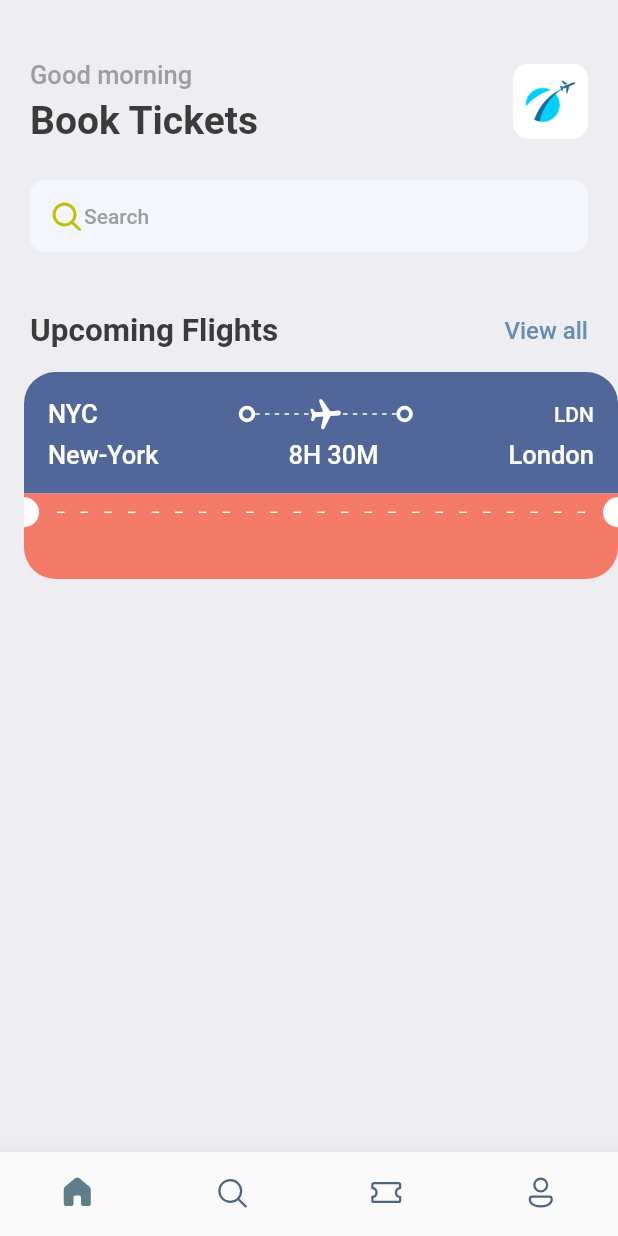
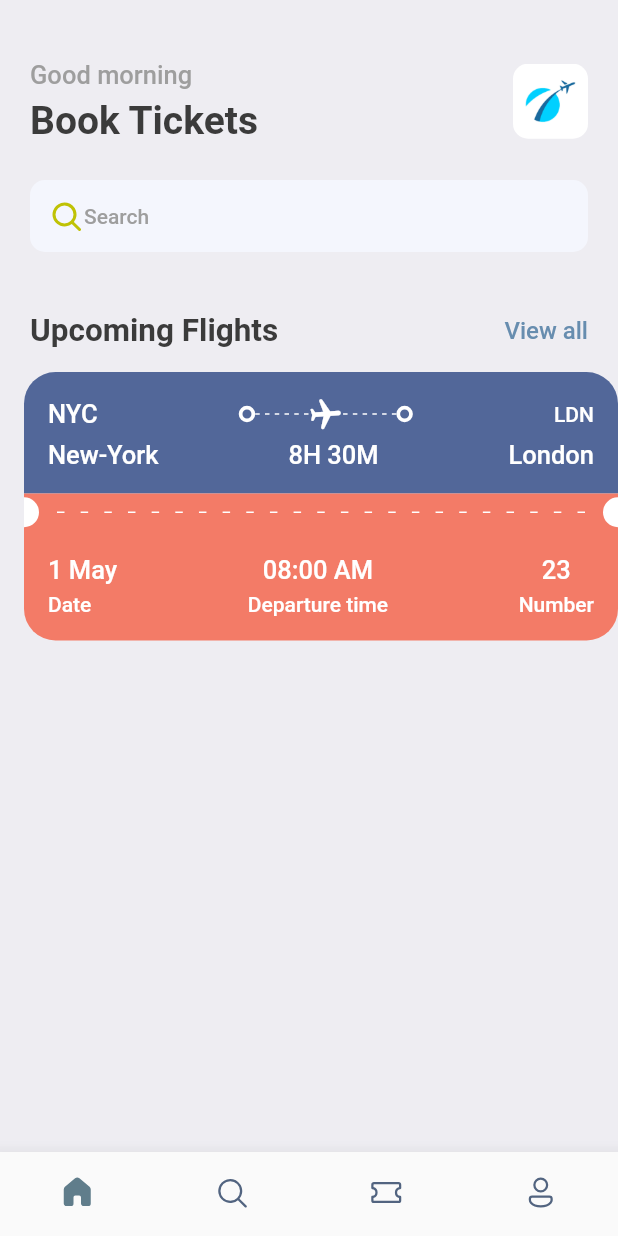
Before and after one commit to mrojasb2000/flutter_booktickets_app, a Flutter app: the screen it shows after launch, on a phone screen of 412 x 824 dp. Run offline on Flutter 3.47's test engine with Material 2 defaults, Android fonts, the light colour scheme and no system bars; our stand-ins replace fluentui_icons, gap.

Commit message:
chore: add orange card/ticket details

```diff
--- a/lib/screens/ticket_view.dart
+++ b/lib/screens/ticket_view.dart
@@ -27,9 +27,7 @@ class TicketView extends StatelessWidget {
             child: Column(children: [
               Row(
                 children: [
-                  Text("NYC",
-                      style:
-                          Styles.headLineStyle3.copyWith(color: Colors.white)),
+                  Text("NYC", style: Styles.headLineStyle3White),
                   Expanded(child: Container()),
                   const ThickContainer(),
                   Expanded(
@@ -68,9 +66,7 @@ class TicketView extends StatelessWidget {
                   )),
                   const ThickContainer(),
                   Expanded(child: Container()),
-                  Text("LDN",
-                      style:
-                          Styles.headLineStyle4.copyWith(color: Colors.white)),
+                  Text("LDN", style: Styles.headLineStyle4White),
                 ],
               ),
               const Gap(5),
@@ -78,16 +74,10 @@ class TicketView extends StatelessWidget {
                 mainAxisAlignment: MainAxisAlignment.spaceBetween,
                 children: [
                   SizedBox(
-                    child: Text('New-York',
-                        style: Styles.headLineStyle3
-                            .copyWith(color: Colors.white)),
+                    child: Text('New-York', style: Styles.headLineStyle3White),
                   ),
-                  Text('8H 30M',
-                      style:
-                          Styles.headLineStyle3.copyWith(color: Colors.white)),
-                  Text('London',
-                      style:
-                          Styles.headLineStyle3.copyWith(color: Colors.white)),
+                  Text('8H 30M', style: Styles.headLineStyle3White),
+                  Text('London', style: Styles.headLineStyle3White),
                 ],
               )
             ]),
@@ -157,7 +147,40 @@ class TicketView extends StatelessWidget {
                       bottomLeft: Radius.circular(21),
                       bottomRight: Radius.circular(21))),
               padding: const EdgeInsets.all(16),
+              child: Column(
+                children: [
+                  Row(
+                    mainAxisAlignment: MainAxisAlignment.spaceBetween,
+                    children: [
+                      Column(
+                        crossAxisAlignment: CrossAxisAlignment.start,
+                        children: [
+                          Text("1 May", style: Styles.headLineStyle3White),
+                          const Gap(5),
+                          Text("Date", style: Styles.headLineStyle4White)
+                        ],
+                      ),
+                      Column(
+                        crossAxisAlignment: CrossAxisAlignment.center,
+                        children: [
+                          Text("08:00 AM", style: Styles.headLineStyle3White),
+                          const Gap(5),
+                          Text("Departure time",
+                              style: Styles.headLineStyle4White)
+                        ],
+                      ),
+                      Column(
+                        crossAxisAlignment: CrossAxisAlignment.center,
+                        children: [
+                          Text("23", style: Styles.headLineStyle3White),
+                          const Gap(5),
+                          Text("Number", style: Styles.headLineStyle4White)
+                        ],
                       )
+                    ],
+                  )
+                ],
+              ))
         ]),
       ),
     );
--- a/lib/utils/app_styles.dart
+++ b/lib/utils/app_styles.dart
@@ -16,6 +16,10 @@ class Styles {
       TextStyle(fontSize: 21, color: textColor, fontWeight: FontWeight.bold);
   static TextStyle headLineStyle3 = TextStyle(
       fontSize: 17, color: Colors.grey.shade500, fontWeight: FontWeight.w500);
+  static TextStyle headLineStyle3White = const TextStyle(
+      fontSize: 17, color: Colors.white, fontWeight: FontWeight.w500);
   static TextStyle headLineStyle4 = TextStyle(
       fontSize: 14, color: Colors.grey.shade500, fontWeight: FontWeight.w500);
+  static TextStyle headLineStyle4White = const TextStyle(
+      fontSize: 14, color: Colors.white, fontWeight: FontWeight.w500);
 }
```
Lines whose indentation alone changed are shown as unchanged.
